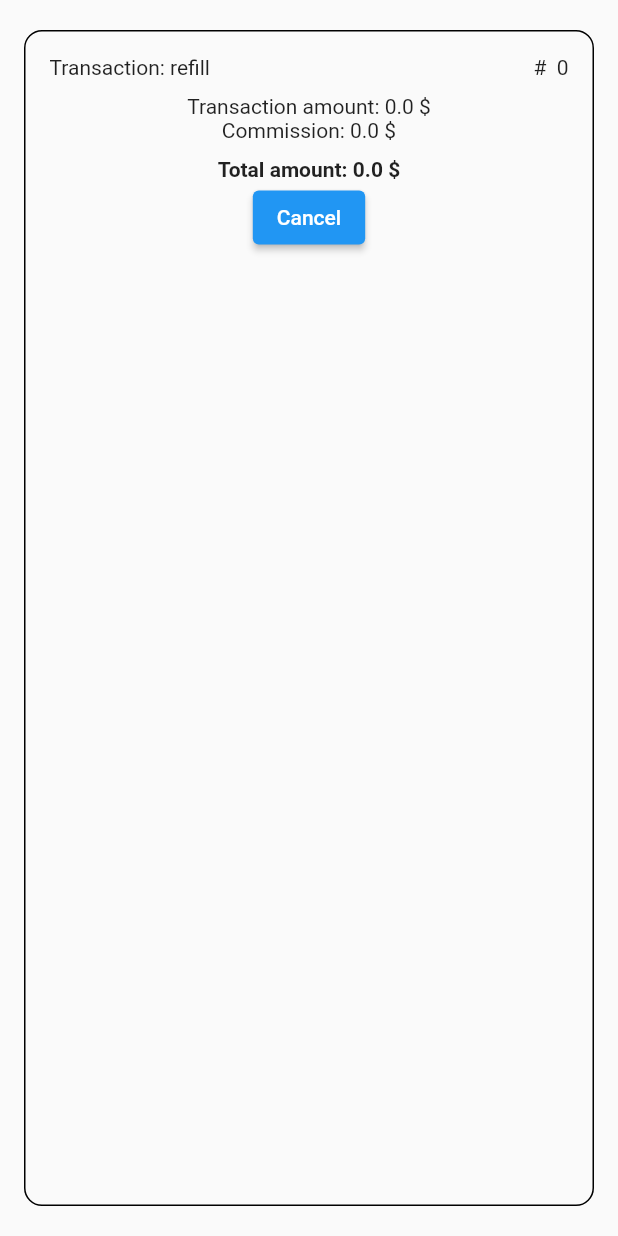
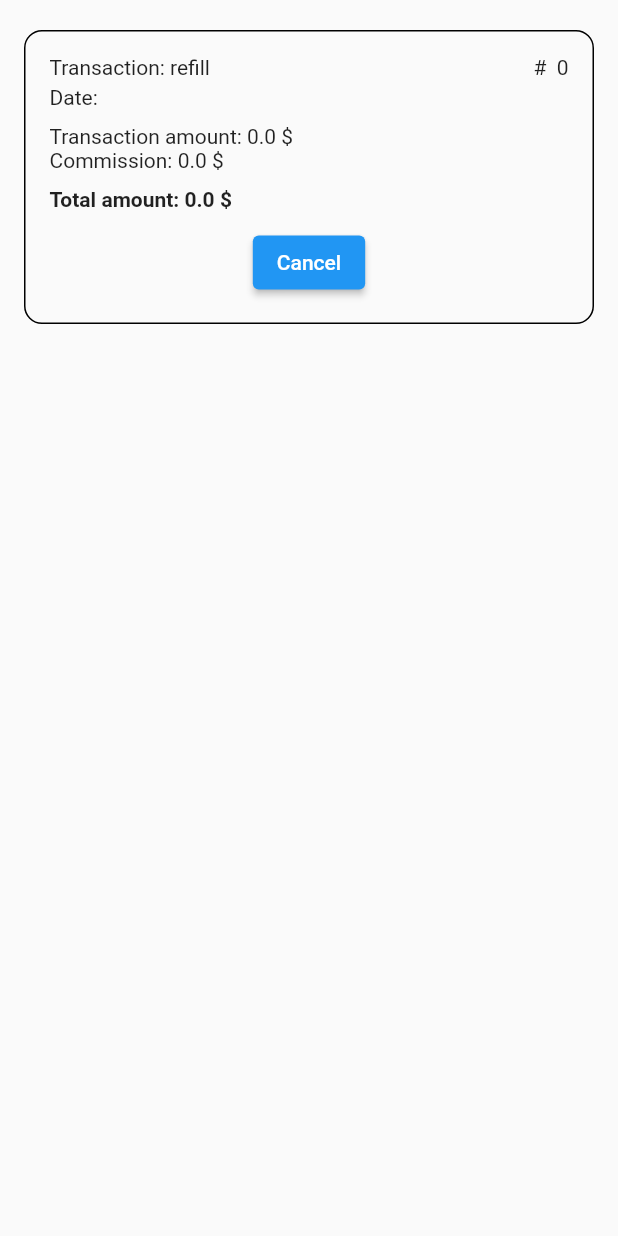
Before and after one commit to NikonovichN/transaction_task, a Flutter app: the TransactionCard widget shown alone on an empty page, opened directly with empty values, on a phone screen of 412 x 824 dp. Run offline on Flutter 3.47's test engine with Material 2 defaults, Android fonts, the phone set to English and light mode, and no system bars; our stand-ins replace bloc, fl_chart, flutter_bloc, freezed_annotation, go_router, sqflite; accounts and stored records are empty.

Commit message:
add: small Layout fixes

```diff
--- a/lib/features/transactions/presentation/pages/list_transactions_screen.dart
+++ b/lib/features/transactions/presentation/pages/list_transactions_screen.dart
@@ -38,7 +38,7 @@ class ListTransactionsScreen extends StatelessWidget {
                 ),
                 Tab(
                   icon: Icon(Icons.pie_chart),
-                  text: 'Visualisation',
+                  text: 'Visualization',
                 ),
               ],
             ),
@@ -54,7 +54,7 @@ class ListTransactionsScreen extends StatelessWidget {
           // investigate issue
           floatingActionButton: Builder(
             builder: (context) {
-              final blocTransactionCallBak =
+              final blocTransactionCallBack =
                   context.read<TransactionsBloc>().add;
 
               return FloatingActionButton(
@@ -63,7 +63,7 @@ class ListTransactionsScreen extends StatelessWidget {
                   context: context,
                   builder: (context) => Dialog(
                     child: AddTransactionDialog(
-                      (event) => blocTransactionCallBak(event),
+                      (event) => blocTransactionCallBack(event),
                     ),
                   ),
                 ),
--- a/lib/features/transactions/presentation/widgets/add_transaction_dialog.dart
+++ b/lib/features/transactions/presentation/widgets/add_transaction_dialog.dart
@@ -111,8 +111,8 @@ class _AddTransactionDialogState extends State<AddTransactionDialog> {
                 },
               ),
               TextButton(
+                onPressed: context.pop,
                 child: const Text('Cancel'),
-                onPressed: () => context.pop(),
               )
             ],
           )
--- a/lib/features/transactions/presentation/widgets/transaction_card.dart
+++ b/lib/features/transactions/presentation/widgets/transaction_card.dart
@@ -19,6 +19,8 @@ class TransactionCard extends StatelessWidget {
         borderRadius: BorderRadius.circular(12),
       ),
       child: Column(
+        crossAxisAlignment: CrossAxisAlignment.start,
+        mainAxisSize: MainAxisSize.min,
         children: [
           Row(
             mainAxisAlignment: MainAxisAlignment.spaceBetween,
@@ -27,6 +29,8 @@ class TransactionCard extends StatelessWidget {
               Text('#  ${transaction.id}'),
             ],
           ),
+          const SizedBox(height: 4),
+          Text('Date: ${transaction.date}'),
           const SizedBox(height: 10),
           Text('Transaction amount: ${transaction.sum} \$'),
           Text('Commission: ${transaction.commission} \$'),
@@ -37,11 +41,14 @@ class TransactionCard extends StatelessWidget {
               fontWeight: FontWeight.bold,
             ),
           ),
-          ElevatedButton(
-            onPressed: () => context.read<TransactionsBloc>().add(
-                  TransactionsEvent.deleteTransaction(id: transaction.id!),
-                ),
-            child: const Text('Cancel'),
+          const SizedBox(height: 10),
+          Center(
+            child: ElevatedButton(
+              onPressed: () => context.read<TransactionsBloc>().add(
+                    TransactionsEvent.deleteTransaction(id: transaction.id!),
+                  ),
+              child: const Text('Cancel'),
+            ),
           )
         ],
       ),
```
